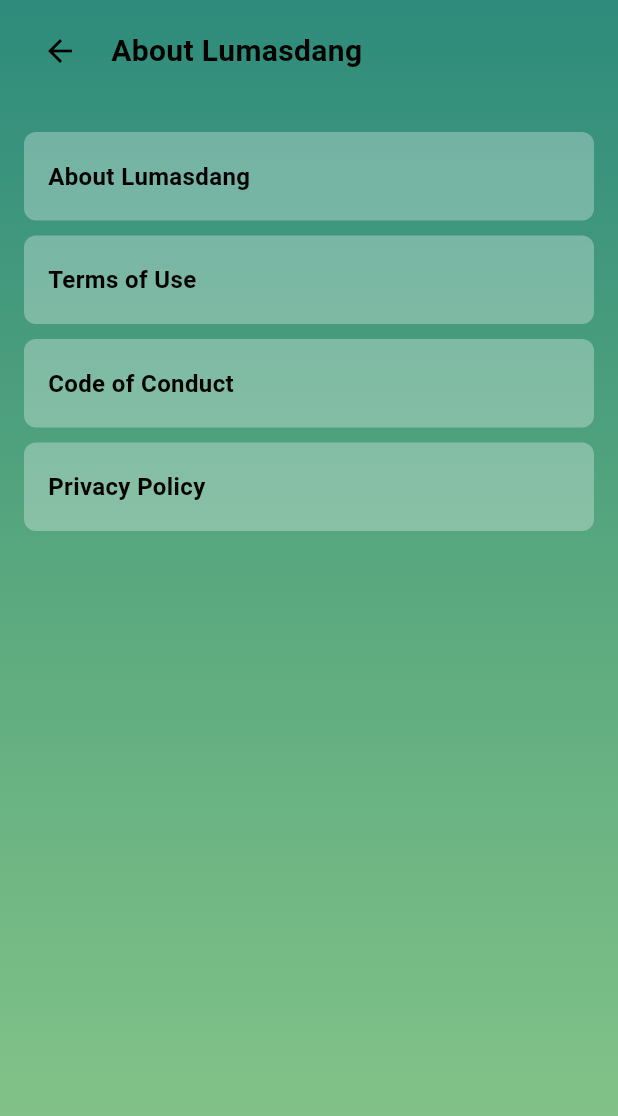
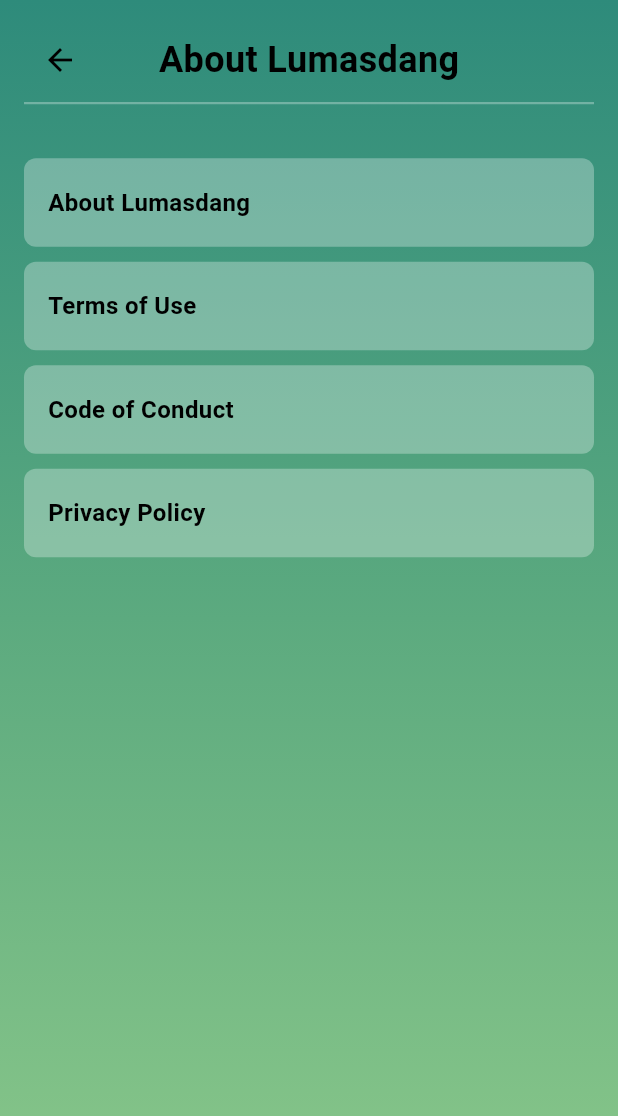
Before and after one commit to dianesophia/LUMASDANG, a Flutter app: the MainAboutLumasdang screen opened directly, on a phone screen of 412 x 824 dp. Shown: the top 1116 px of the screen. Run offline on Flutter 3.47's test engine with Material 3 defaults, Android fonts, the phone set to English and light mode, and no system bars; our stand-ins replace cloud_firestore, connectivity_plus, firebase_auth, firebase_core, hive_flutter; accounts and stored records are empty; statements that could not run were skipped.

Commit message:
Update: Arrange files

```diff
--- a/lib/screens/settingsPages/aboutPages/main_About_Lumasdang.dart
+++ b/lib/screens/settingsPages/aboutPages/main_About_Lumasdang.dart
@@ -32,26 +32,42 @@ class MainAboutLumasdang extends StatelessWidget {
             crossAxisAlignment: CrossAxisAlignment.start,
             children: [
               // Header: Back Button + Title
+
                 Padding(
-                padding: const EdgeInsets.symmetric(horizontal: 16, vertical: 10),
-                child: Row(
+                padding: const EdgeInsets.symmetric(horizontal: 16.0, vertical: 16),
+                child: Column(
+                  children: [
+                    Row(
                       children: [
                         IconButton(
                           icon: const Icon(Icons.arrow_back, color: Colors.black),
                           onPressed: () => Navigator.pop(context),
                         ),
-                    const SizedBox(width: 10),
-                    const Text(
+                        const Expanded(
+                          child: Center(
+                            child: Text(
                               "About Lumasdang",
                               style: TextStyle(
+                                color: Colors.black,
                                 fontWeight: FontWeight.bold,
-                        fontSize: 20,
-                        color: Colors.black,
+                                fontSize: 24,
                               ),
+                            ),
+                          ),
+                        ),
+                        const SizedBox(width: 48),
+                      ],
+                    ),
+                    Container(
+                      margin: const EdgeInsets.only(top: 4),
+                      height: 1.5,
+                      width: double.infinity,
+                      color: Colors.white.withOpacity(0.3),
                     ),
                   ],
                 ),
               ),
+
               const SizedBox(height: 20),
 
               // Menu cards
```
Also changed, not shown: lib/screens/authPages/login.dart (renamed from lib/screens/login.dart), lib/screens/authPages/register.dart (renamed from lib/screens/register.dart), lib/screens/settingsPages/cache.dart (deleted), lib/screens/settingsPages/changeUserName.dart (deleted), lib/screens/settingsPages/change_user_name.dart (added), lib/screens/settingsPages/clear_cache.dart (added), lib/screens/settingsPages/customizeAppearance.dart (deleted), lib/screens/settingsPages/customize_appearance.dart (added), lib/screens/settingsPages/editProfile.dart (deleted), lib/screens/settingsPages/edit_profile.dart (added), lib/screens/settingsPages/main_Settings.dart (renamed from lib/screens/settingsPages/mainSettings.dart). Lines whose indentation alone changed are shown as unchanged.
